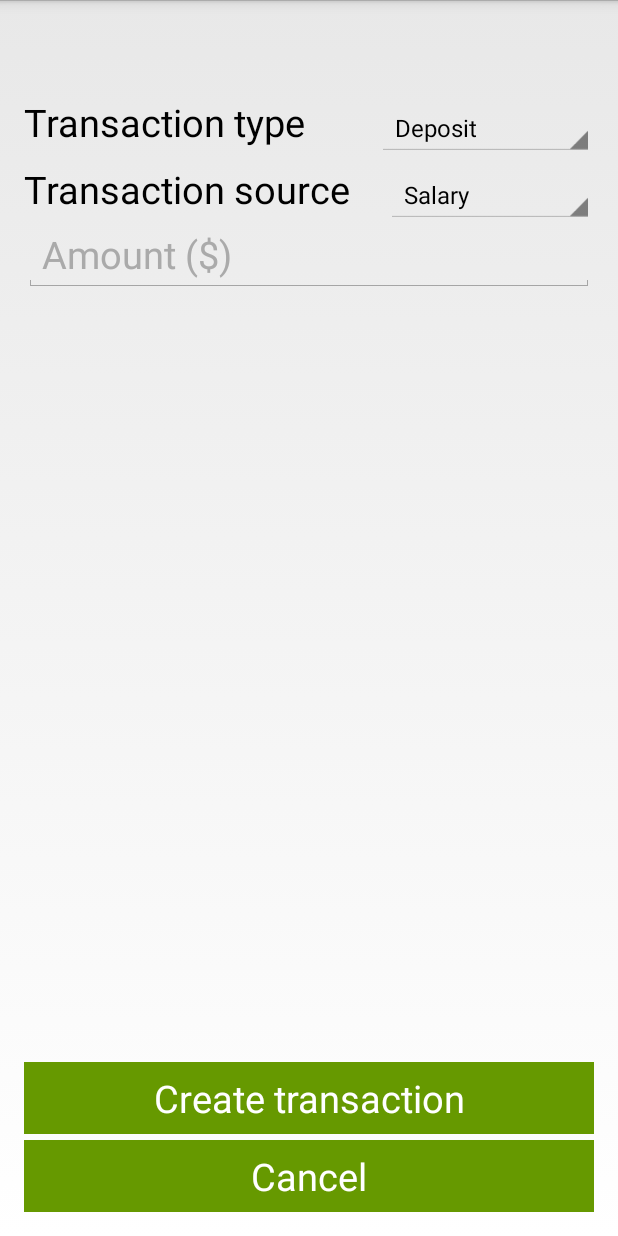
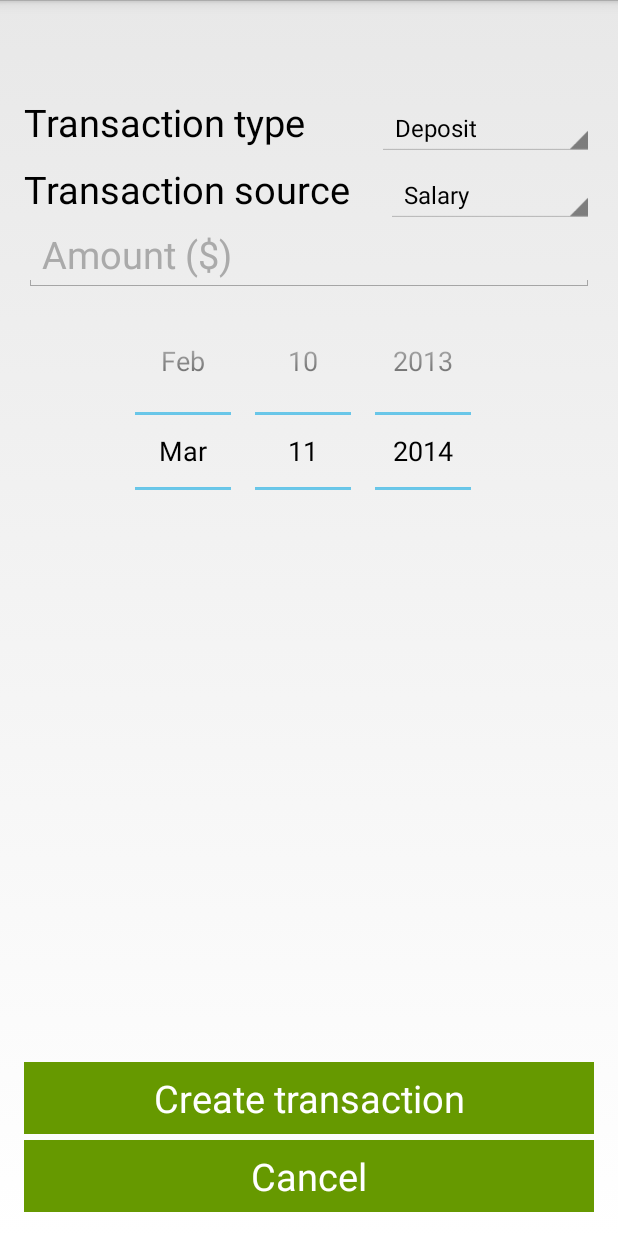
Before and after one commit to amolpatel/Bitsquad_App, an Android app: the fragment CreateTransactionFragment shown on its own in the app's theme, on a phone screen of 412 x 824 dp. Run offline under Robolectric (Android 15) with nearby library versions, the phone set to English and light mode, and no system bars.

Commit message:
added DatePicker for user date input for transactions

```diff
--- a/Bitsquad App/src/main/java/com/example/bitsquadapp/CreateTransactionFragment.java
+++ b/Bitsquad App/src/main/java/com/example/bitsquadapp/CreateTransactionFragment.java
@@ -3,7 +3,6 @@ package com.example.bitsquadapp;
 import android.app.Fragment;
 import android.content.Context;
 import android.graphics.Color;
-import android.opengl.Visibility;
 import android.os.Bundle;
 import android.view.LayoutInflater;
 import android.view.View;
@@ -11,6 +10,7 @@ import android.view.ViewGroup;
 import android.widget.AdapterView;
 import android.widget.ArrayAdapter;
 import android.widget.Button;
+import android.widget.DatePicker;
 import android.widget.EditText;
 import android.widget.Spinner;
 import android.widget.TextView;
@@ -18,6 +18,7 @@ import android.widget.Toast;
 
 import java.util.ArrayList;
 import java.util.Arrays;
+import java.util.Calendar;
 import java.util.Date;
 
 
@@ -33,11 +34,15 @@ public class CreateTransactionFragment extends Fragment implements AdapterView.O
     private Spinner transactionType, transactionSource;
     private ArrayAdapter sources, types;
     private EditText transactionAmount, withdrawalReason;
+    private DatePicker datePicker;
 
     @Override
     public View onCreateView(LayoutInflater inflater, ViewGroup container,Bundle savedInstanceState) {
         View view = inflater.inflate(R.layout.create_transaction_screen, container, false);
 
+        datePicker = (DatePicker) view.findViewById(R.id.DatePicker);
+        datePicker.setMaxDate(System.currentTimeMillis());
+        datePicker.setCalendarViewShown(false);
         transactionSource = (Spinner) view.findViewById(R.id.SourceSpinner);
         transactionType = (Spinner) view.findViewById(R.id.TypeSpinner);
         transactionAmount = (EditText) view.findViewById(R.id.NewTransactionAmount);
@@ -71,6 +76,7 @@ public class CreateTransactionFragment extends Fragment implements AdapterView.O
         String amount = transactionAmount.getText().toString();
         String reason = withdrawalReason.getText().toString();
 
+
         Context context = getActivity().getApplicationContext();
         int duration = Toast.LENGTH_SHORT;
         CharSequence text;
@@ -82,13 +88,14 @@ public class CreateTransactionFragment extends Fragment implements AdapterView.O
             try {
                 amt = Double.parseDouble(amount);
                 Date currentDate = new Date(System.currentTimeMillis());
+                Date userDate = new Date(datePicker.getYear(), datePicker.getMonth(), datePicker.getDayOfMonth());
                 Account act = ((MyApplication) getActivity().getApplication()).getCurrentAccount();
                 Transaction transaction;
                 if(type.equals("Deposit")){
-                    transaction = new DepositTransaction(currentDate,currentDate,amt,source);
+                    transaction = new DepositTransaction(currentDate,userDate,amt,source);
                 }
                 else {
-                    transaction = new WithdrawTransaction(currentDate, currentDate, amt, source, reason);
+                    transaction = new WithdrawTransaction(currentDate, userDate, amt, source, reason);
                 }
                 act.processTransaction(transaction);
                 ((BaseContentActivity) getActivity()).notifySetChange();
--- a/Bitsquad App/src/main/res/layout/create_transaction_screen.xml
+++ b/Bitsquad App/src/main/res/layout/create_transaction_screen.xml
@@ -59,6 +59,12 @@
                 android:layout_below="@+id/NewTransactionAmount"
                 android:hint="Reason"
                 android:visibility="gone"/>
+            <DatePicker
+                android:layout_width="fill_parent"
+                android:layout_height="wrap_content"
+                android:layout_below="@+id/WithdrawalReason"
+                android:id="@+id/DatePicker">
+            </DatePicker>
             <Button
                 android:id="@+id/CreateTransaction"
                 style="@style/ButtonAccounts"
```
